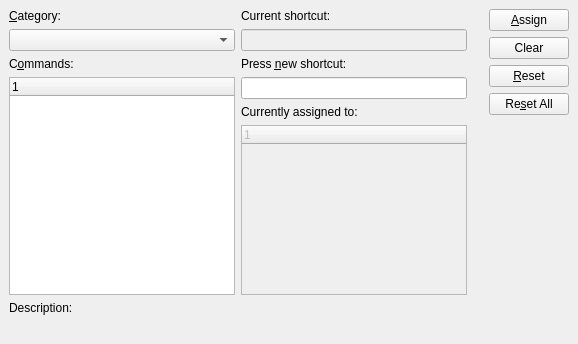
Before: the Qt Designer form src/Gui/DlgKeyboard.ui in southseact-3d/fcd, drawn with Qt 5.
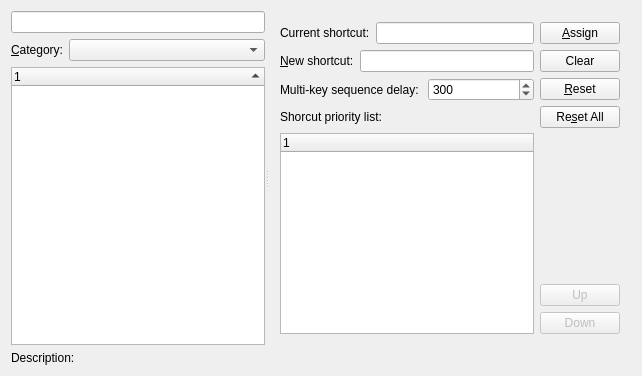
After: the same form once the commit is applied. Custom widgets are drawn as their Qt base class.

Commit message:
Gui: add ShortcutManager to unify shortcut handling
Support longest key sequence match with user defined delay (configurable
through 'Customize -> Keyboard -> Key sequence delay').

Support user defined priority to resolve shortcut conflict through
'Customize -> Keyboard')

Add 'All' category in 'Customize -> Keyboard' to list all command and
showing their shortcuts

Unify macro command shortcut setting (BaseApp/Preferences/Shortcut).

What changed in the file:
```diff
--- a/src/Gui/DlgKeyboard.ui
+++ b/src/Gui/DlgKeyboard.ui
@@ -6,30 +6,44 @@
    <rect>
     <x>0</x>
     <y>0</y>
-    <width>578</width>
-    <height>344</height>
+    <width>642</width>
+    <height>376</height>
    </rect>
   </property>
   <property name="windowTitle">
    <string>Keyboard</string>
   </property>
-  <layout class="QGridLayout">
-   <property name="margin">
-    <number>9</number>
-   </property>
-   <property name="spacing">
-    <number>6</number>
-   </property>
-   <item row="0" column="0">
-    <layout class="QVBoxLayout">
-     <property name="spacing">
-      <number>6</number>
-     </property>
-     <property name="margin">
-      <number>0</number>
-     </property>
+  <layout class="QVBoxLayout" name="verticalLayout" stretch="1,0">
      <item>
+    <widget class="QSplitter" name="splitter">
+     <property name="orientation">
+      <enum>Qt::Horizontal</enum>
+     </property>
+     <widget class="QWidget" name="layoutWidget">
+      <layout class="QGridLayout" name="gridLayout">
+       <property name="leftMargin">
+        <number>0</number>
+       </property>
+       <property name="topMargin">
+        <number>0</number>
+       </property>
+       <property name="rightMargin">
+        <number>0</number>
+       </property>
+       <property name="bottomMargin">
+        <number>0</number>
+       </property>
+       <item row="2" column="1">
+        <widget class="QComboBox" name="categoryBox"/>
+       </item>
+       <item row="2" column="0">
       <widget class="QLabel" name="TextLabelCategory">
+         <property name="sizePolicy">
+          <sizepolicy hsizetype="Maximum" vsizetype="Preferred">
+           <horstretch>0</horstretch>
+           <verstretch>0</verstretch>
+          </sizepolicy>
+         </property>
        <property name="text">
         <string>&amp;Category:</string>
        </property>
@@ -38,20 +52,10 @@
        </property>
       </widget>
      </item>
-     <item>
-      <widget class="QComboBox" name="categoryBox"/>
-     </item>
-     <item>
-      <widget class="QLabel" name="TextLabelCommands">
-       <property name="text">
-        <string>C&amp;ommands:</string>
-       </property>
-       <property name="buddy">
-        <cstring>commandTreeWidget</cstring>
-       </property>
-      </widget>
-     </item>
-     <item>
+       <item row="1" column="0" colspan="2">
+        <widget class="QLineEdit" name="editCommand"/>
+       </item>
+       <item row="3" column="0" colspan="2">
       <widget class="QTreeWidget" name="commandTreeWidget">
        <property name="minimumSize">
         <size>
@@ -62,6 +66,9 @@
        <property name="rootIsDecorated">
         <bool>false</bool>
        </property>
+         <property name="sortingEnabled">
+          <bool>true</bool>
+         </property>
        <column>
         <property name="text">
          <string notr="true">1</string>
@@ -70,33 +77,110 @@
       </widget>
      </item>
     </layout>
-   </item>
-   <item row="0" column="1">
-    <layout class="QVBoxLayout">
-     <property name="spacing">
-      <number>6</number>
-     </property>
-     <property name="margin">
-      <number>0</number>
-     </property>
+     </widget>
+     <widget class="QWidget" name="horizontalLayoutWidget">
+      <layout class="QHBoxLayout" name="horizontalLayout">
      <item>
+        <layout class="QGridLayout" name="gridLayout_2">
+         <property name="leftMargin">
+          <number>0</number>
+         </property>
+         <property name="topMargin">
+          <number>0</number>
+         </property>
+         <property name="rightMargin">
+          <number>0</number>
+         </property>
+         <property name="bottomMargin">
+          <number>0</number>
+         </property>
+         <item row="4" column="1" colspan="2">
+          <widget class="QLabel" name="label">
+           <property name="toolTip">
+            <string/>
+           </property>
+           <property name="text">
+            <string>Multi-key sequence delay: </string>
+           </property>
+          </widget>
+         </item>
+         <item row="1" column="1">
       <widget class="QLabel" name="textLabelShortcut">
        <property name="text">
         <string>Current shortcut:</string>
        </property>
       </widget>
      </item>
-     <item>
+         <item row="4" column="3">
+          <widget class="Gui::PrefSpinBox" name="shortcutTimeout">
+           <property name="sizePolicy">
+            <sizepolicy hsizetype="Expanding" vsizetype="Fixed">
+             <horstretch>0</horstretch>
+             <verstretch>0</verstretch>
+            </sizepolicy>
+           </property>
+           <property name="minimumSize">
+            <size>
+             <width>50</width>
+             <height>0</height>
+            </size>
+           </property>
+           <property name="toolTip">
+            <string>Time in milliseconds to wait for the next key stroke of the current key sequence.
+For example, pressing 'F' twice in less than the time delay setting here will be
+be treated as shorctcut key sequence 'F, F'.</string>
+           </property>
+           <property name="maximum">
+            <number>10000</number>
+           </property>
+           <property name="singleStep">
+            <number>100</number>
+           </property>
+           <property name="value">
+            <number>300</number>
+           </property>
+           <property name="prefPath" stdset="0">
+            <cstring>Shortcut/Settings</cstring>
+           </property>
+           <property name="prefEntry" stdset="0">
+            <cstring>ShortcutTimeout</cstring>
+           </property>
+          </widget>
+         </item>
+         <item row="6" column="1" colspan="3">
+          <widget class="QTreeWidget" name="assignedTreeWidget">
+           <property name="minimumSize">
+            <size>
+             <width>220</width>
+             <height>0</height>
+            </size>
+           </property>
+           <property name="alternatingRowColors">
+            <bool>true</bool>
+           </property>
+           <property name="rootIsDecorated">
+            <bool>false</bool>
+           </property>
+           <column>
+            <property name="text">
+             <string notr="true">1</string>
+            </property>
+           </column>
+          </widget>
+         </item>
+         <item row="1" column="2" colspan="2">
       <widget class="Gui::AccelLineEdit" name="accelLineEditShortcut">
-       <property name="enabled">
-        <bool>false</bool>
+           <property name="readOnly">
+            <bool>true</bool>
        </property>
       </widget>
      </item>
+         <item row="3" column="1" colspan="3">
+          <layout class="QHBoxLayout" name="horizontalLayout_4">
      <item>
       <widget class="QLabel" name="textLabelNewShortcut">
        <property name="text">
-        <string>Press &amp;new shortcut:</string>
+              <string>&amp;New shortcut:</string>
        </property>
        <property name="buddy">
         <cstring>editShortcut</cstring>
@@ -106,58 +190,43 @@
      <item>
       <widget class="Gui::AccelLineEdit" name="editShortcut"/>
      </item>
-     <item>
+          </layout>
+         </item>
+         <item row="5" column="1" colspan="3">
       <widget class="QLabel" name="textLabelAssigned">
-       <property name="text">
-        <string>Currently assigned to:</string>
-       </property>
-      </widget>
-     </item>
-     <item>
-      <widget class="QTreeWidget" name="assignedTreeWidget">
-       <property name="enabled">
-        <bool>false</bool>
-       </property>
        <property name="minimumSize">
         <size>
-         <width>220</width>
-         <height>0</height>
-        </size>
-       </property>
-       <property name="rootIsDecorated">
-        <bool>false</bool>
-       </property>
-       <column>
-        <property name="text">
-         <string notr="true">1</string>
-        </property>
-       </column>
-      </widget>
-     </item>
-    </layout>
-   </item>
-   <item row="0" column="2">
-    <spacer>
-     <property name="orientation">
-      <enum>Qt::Horizontal</enum>
-     </property>
-     <property name="sizeType">
-      <enum>QSizePolicy::Preferred</enum>
-     </property>
-     <property name="sizeHint" stdset="0">
-      <size>
-       <width>40</width>
+             <width>0</width>
        <height>20</height>
       </size>
      </property>
-    </spacer>
-   </item>
-   <item row="0" column="3">
+           <property name="toolTip">
+            <string>This list shows commands having the same shortcut in the priority from hight
+to low. If more than one command with the same shortcut are active at the
+same time. The one with the highest prioirty will be triggered.</string>
+           </property>
+           <property name="text">
+            <string>Shorcut priority list:</string>
+           </property>
+          </widget>
+         </item>
+        </layout>
+       </item>
+       <item>
     <layout class="QVBoxLayout">
      <property name="spacing">
       <number>6</number>
      </property>
-     <property name="margin">
+         <property name="leftMargin">
+          <number>0</number>
+         </property>
+         <property name="topMargin">
+          <number>0</number>
+         </property>
+         <property name="rightMargin">
+          <number>0</number>
+         </property>
+         <property name="bottomMargin">
       <number>0</number>
      </property>
      <item>
@@ -213,18 +282,45 @@
        </property>
       </spacer>
      </item>
-    </layout>
-   </item>
-  <item row="1" column="0" colspan="4">
-    <layout class="QVBoxLayout">
-     <property name="spacing">
-      <number>6</number>
-     </property>
-     <property name="margin">
-      <number>0</number>
-     </property>
+         <item>
+          <widget class="QPushButton" name="buttonUp">
+           <property name="enabled">
+            <bool>false</bool>
+           </property>
+           <property name="text">
+            <string>Up</string>
+           </property>
+          </widget>
+         </item>
+         <item>
+          <widget class="QPushButton" name="buttonDown">
+           <property name="enabled">
+            <bool>false</bool>
+           </property>
+           <property name="text">
+            <string>Down</string>
+           </property>
+          </widget>
+         </item>
+        </layout>
+       </item>
+      </layout>
+     </widget>
+    </widget>
+   </item>
      <item>
-      <widget class="QLabel" name="textLabelDescriptionHeader">
+    <layout class="QHBoxLayout" name="horizontalLayout_2">
+     <property name="sizeConstraint">
+      <enum>QLayout::SetDefaultConstraint</enum>
+     </property>
+     <item>
+      <widget class="QLabel" name="texLabel">
+       <property name="sizePolicy">
+        <sizepolicy hsizetype="Fixed" vsizetype="Fixed">
+         <horstretch>0</horstretch>
+         <verstretch>0</verstretch>
+        </sizepolicy>
+       </property>
        <property name="text">
         <string>Description:</string>
        </property>
@@ -232,6 +328,12 @@
      </item>
      <item>
       <widget class="QLabel" name="textLabelDescription">
+       <property name="sizePolicy">
+        <sizepolicy hsizetype="Preferred" vsizetype="Fixed">
+         <horstretch>0</horstretch>
+         <verstretch>0</verstretch>
+        </sizepolicy>
+       </property>
        <property name="text">
         <string/>
        </property>
@@ -248,6 +350,11 @@
    <extends>QLineEdit</extends>
    <header>Gui/Widgets.h</header>
   </customwidget>
+  <customwidget>
+   <class>Gui::PrefSpinBox</class>
+   <extends>QSpinBox</extends>
+   <header>Gui/PrefWidgets.h</header>
+  </customwidget>
  </customwidgets>
  <tabstops>
   <tabstop>categoryBox</tabstop>
```
Left out of the diff: 6 changed lines with no effect on the pictures. Lines whose indentation alone changed are shown as unchanged. The commit also changes 16 other files.
